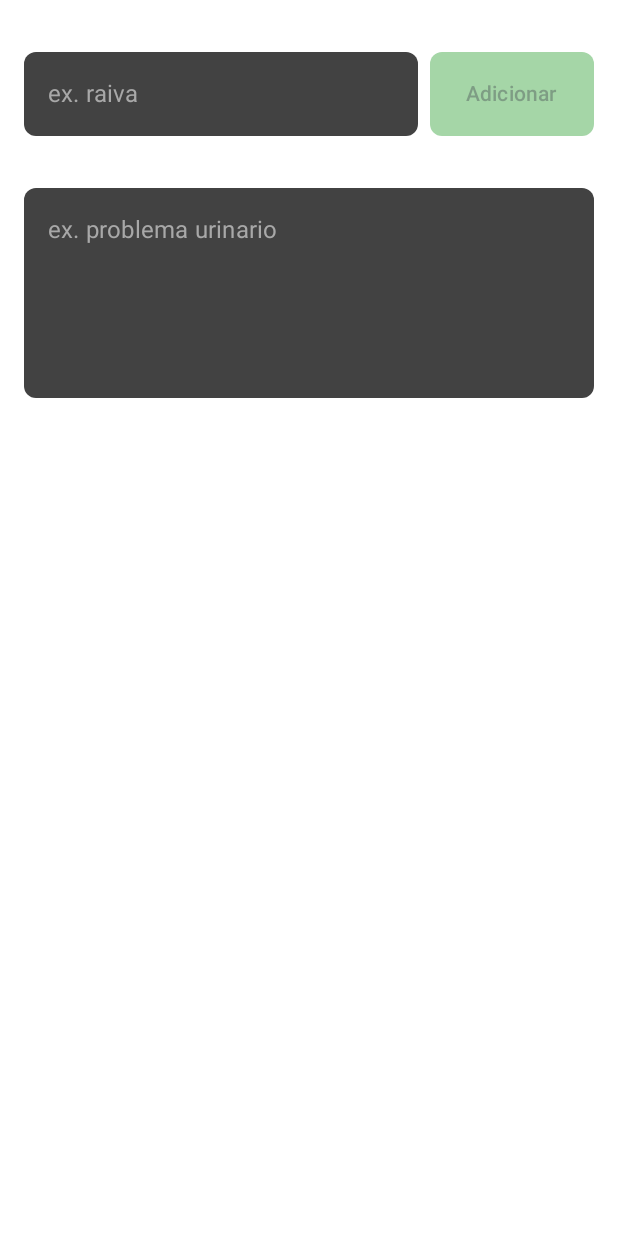
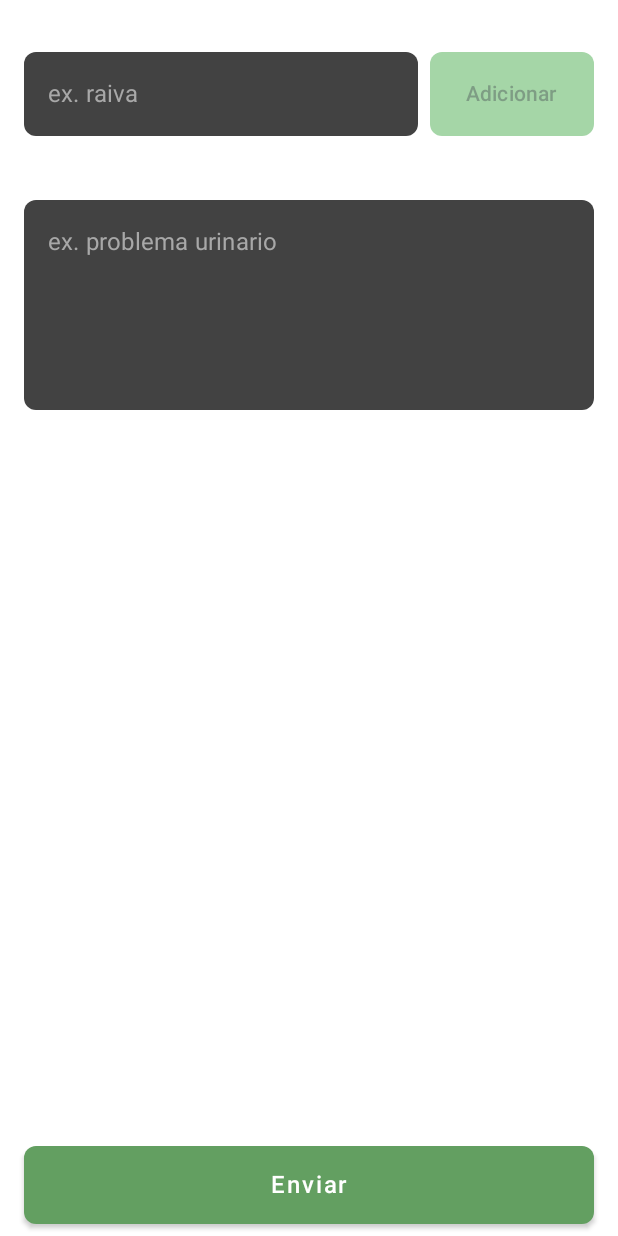
Before and after one commit to Kawamotus/cattus-kotlin-jetpack-compose, an Android app built with Jetpack Compose: the composable RegisterStepFive shown on its own in the app's theme, on a phone screen of 412 x 824 dp. Run offline under Robolectric (Android 15) with nearby library versions, the phone set to English and light mode, and no system bars.

Commit message:
refactor: quick refactor in the registerscreens

```diff
--- a/app/src/main/java/com/monkode/cattus/ui/components/EditableItemList.kt
+++ b/app/src/main/java/com/monkode/cattus/ui/components/EditableItemList.kt
@@ -118,6 +118,7 @@ fun EditableItemList(
               )
             }
           },
+          modifier = Modifier.height(32.dp),
           colors = InputChipDefaults.inputChipColors(
             selectedContainerColor = Purple400,
             selectedLabelColor = White000,
@@ -129,6 +130,8 @@ fun EditableItemList(
 
     }
 
+    Spacer(modifier = Modifier.height(8.dp))
+
   }
 
 }
--- a/app/src/main/java/com/monkode/cattus/ui/screens/cat/register/RegisterStepFive.kt
+++ b/app/src/main/java/com/monkode/cattus/ui/screens/cat/register/RegisterStepFive.kt
@@ -1,20 +1,21 @@
 package com.monkode.cattus.ui.screens.cat.register
 
-import androidx.compose.foundation.background
 import androidx.compose.foundation.layout.Column
 import androidx.compose.foundation.layout.Spacer
 import androidx.compose.foundation.layout.fillMaxSize
 import androidx.compose.foundation.layout.fillMaxWidth
 import androidx.compose.foundation.layout.height
 import androidx.compose.foundation.layout.padding
+import androidx.compose.foundation.rememberScrollState
+import androidx.compose.foundation.verticalScroll
 import androidx.compose.material.Text
 import androidx.compose.runtime.Composable
 import androidx.compose.ui.Modifier
 import androidx.compose.ui.text.TextStyle
 import androidx.compose.ui.unit.dp
 import androidx.compose.ui.unit.sp
-import com.monkode.cattus.api.models.BehavioralCharacteristics
 import com.monkode.cattus.api.models.CatData
+import com.monkode.cattus.ui.components.CustomButton
 import com.monkode.cattus.ui.components.CustomTextField
 import com.monkode.cattus.ui.components.EditableItemList
 import com.monkode.cattus.ui.theme.White000
@@ -28,6 +29,7 @@ fun RegisterStepFive(
     modifier = Modifier
       .fillMaxSize()
       .padding(horizontal = 16.dp)
+      .verticalScroll(rememberScrollState())
   ) {
     Spacer(modifier = Modifier.height(8.dp))
     Text("Vacinas", style = TextStyle(color = White000, fontSize = 16.sp))
@@ -56,5 +58,15 @@ fun RegisterStepFive(
       modifier = Modifier.fillMaxWidth().height(140.dp),
       singleLine = false
     )
+
+    Spacer(modifier = Modifier.weight(1f))
+
+    CustomButton(
+      onClick = {},
+      text = "Enviar",
+      modifier = Modifier.fillMaxWidth()
+    )
+
+    Spacer(modifier = Modifier.height(8.dp))
   }
 }
--- a/app/src/main/java/com/monkode/cattus/ui/screens/cat/register/RegisterStepOne.kt
+++ b/app/src/main/java/com/monkode/cattus/ui/screens/cat/register/RegisterStepOne.kt
@@ -165,7 +165,7 @@ fun RegisterStepOne(
       singleLine = false
     )
 
-    Spacer(modifier = Modifier.height(28.dp))
+    Spacer(modifier = Modifier.weight(1f))
 
     CustomButton(
       onClick = {
@@ -174,5 +174,7 @@ fun RegisterStepOne(
       text = "Continuar",
       modifier = Modifier.fillMaxWidth()
     )
+
+    Spacer(modifier = Modifier.height(8.dp))
   }
 }
--- a/app/src/main/java/com/monkode/cattus/ui/screens/cat/register/RegisterStepThree.kt
+++ b/app/src/main/java/com/monkode/cattus/ui/screens/cat/register/RegisterStepThree.kt
@@ -152,7 +152,7 @@ fun RegisterStepThree(
       modifier = Modifier.fillMaxWidth()
     )
 
-    Spacer(modifier = Modifier.height(28.dp))
+    Spacer(modifier = Modifier.weight(1f))
 
     CustomButton(
       onClick = {
@@ -162,5 +162,7 @@ fun RegisterStepThree(
       modifier = Modifier.fillMaxWidth()
     )
 
+    Spacer(modifier = Modifier.height(8.dp))
+
   }
 }
```
Also changed, not shown: app/src/main/java/com/monkode/cattus/ui/screens/cat/register/RegisterStepFour.kt (+8 -2 lines), app/src/main/java/com/monkode/cattus/ui/screens/cat/register/RegisterStepTwo.kt (+8 -1 lines).
